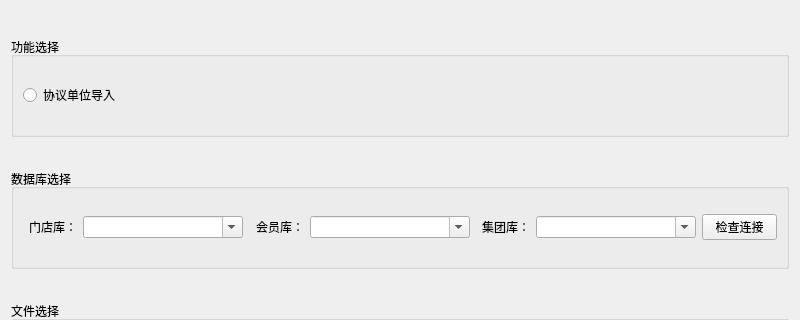
The window that win/QTdesign/DatabaseChose.ui (wzz695990443/Garbage) describes before a commit, drawn with Qt 5; both pictures show x 0 to 800 and y 0 to 320 of the 800 by 500 pixel window.
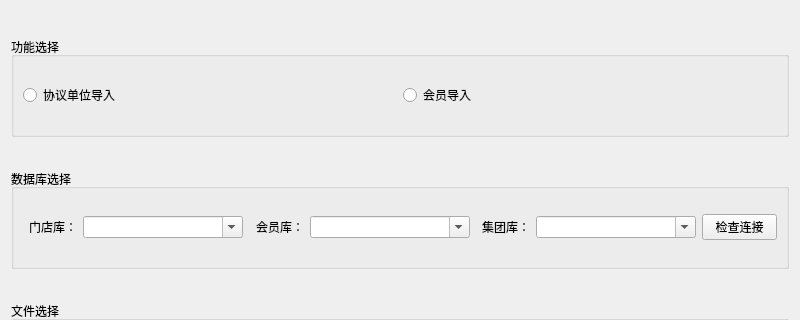
The same window after the commit.

What changed in the file:
```diff
--- a/win/QTdesign/DatabaseChose.ui
+++ b/win/QTdesign/DatabaseChose.ui
@@ -31,7 +31,7 @@
      <property name="title">
       <string>功能选择</string>
      </property>
-     <layout class="QVBoxLayout" name="verticalLayout_3">
+     <layout class="QHBoxLayout" name="horizontalLayout_3">
       <item>
        <widget class="QRadioButton" name="companyImportrb">
         <property name="text">
@@ -39,6 +39,13 @@
         </property>
        </widget>
       </item>
+      <item>
+       <widget class="QRadioButton" name="memberImportrb">
+        <property name="text">
+         <string>会员导入</string>
+        </property>
+       </widget>
+      </item>
      </layout>
     </widget>
    </item>
```
